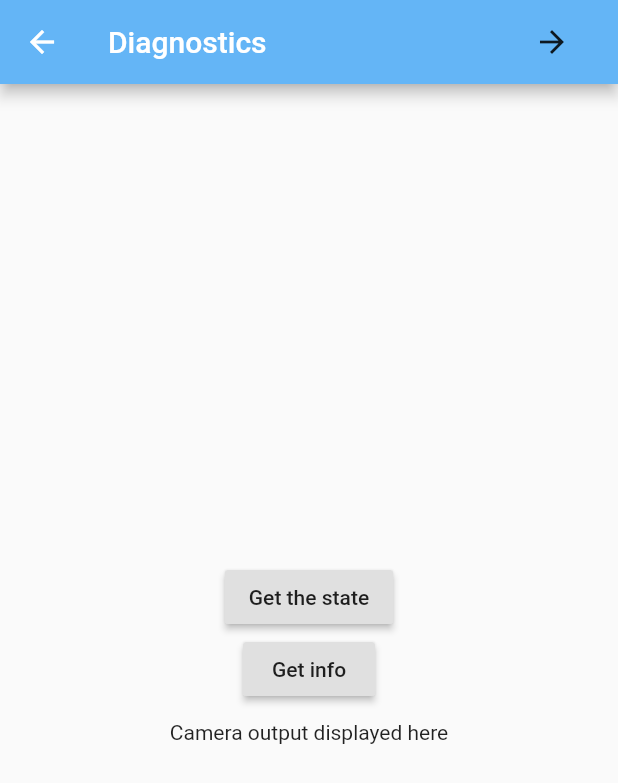
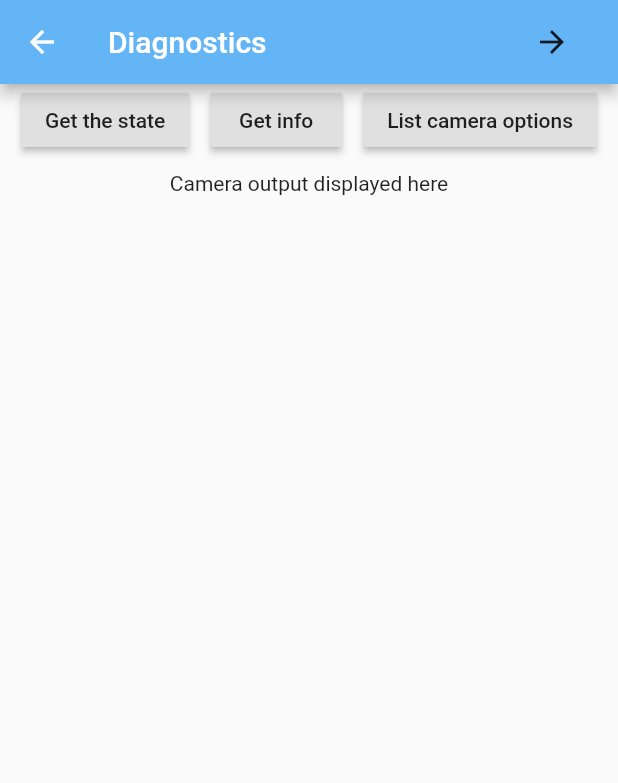
Before and after one commit to KaiyoteSoft/theta-basic-app, a Flutter app: the screen it shows after launch, after a tap on the "arrow forward" icon, on a phone screen of 412 x 824 dp. Shown: the top 783 px of the screen. Run offline on Flutter 3.47's test engine with Material 2 defaults, Android fonts, the phone set to English and light mode, and no system bars; network calls fail.

Commit message:
Can now take video!

```diff
--- a/lib/main.dart
+++ b/lib/main.dart
@@ -14,6 +14,15 @@ Widget generateAppBar(String titleText, BuildContext context, String screenName)
       child: Icon(Icons.arrow_forward),
     ),
     ],
+  );
+}
+
+Widget generateActionButton(Function functionName, String buttonText) {
+  return RaisedButton(
+    onPressed: () {
+      functionName();
+    },
+    child: Text(buttonText),
   );
 }
 
--- a/lib/screens/screen_2.dart
+++ b/lib/screens/screen_2.dart
@@ -3,8 +3,7 @@ import 'package:http/http.dart' as http;
 import 'package:theta_v_basic_app/pretty_print.dart';
 import 'package:theta_v_basic_app/state.dart';
 import 'package:theta_v_basic_app/info.dart';
-import 'dart:io';
-import 'package:theta_v_basic_app/state.dart';
+import 'package:theta_v_basic_app/getOptions.dart';
 import 'package:theta_v_basic_app/main.dart';
 
 class ScreenTwo extends StatefulWidget {
@@ -31,6 +30,9 @@ class _ScreenTwoState extends State<ScreenTwo> {
         child: Column(
           mainAxisAlignment: MainAxisAlignment.center,
           children: [
+            Row(
+              mainAxisAlignment: MainAxisAlignment.spaceEvenly,
+              children: [
                 RaisedButton(
                   onPressed: () {
                     changeMessage(state);
@@ -43,9 +45,19 @@ class _ScreenTwoState extends State<ScreenTwo> {
                   },
                   child: Text('Get info'),
                 ),
-            Padding(
+                RaisedButton(
+                  onPressed: () {
+                    changeMessage(getOptions);
+                  },
+                  child: Text('List camera options'),
+                ),
+              ],
+            ),
+            Expanded(
+              child: Padding(
                 padding: const EdgeInsets.symmetric(vertical: 10, horizontal: 15),
                 child: Text(outputText),
+              ),
             ),
           ],
         ),
--- a/lib/screens/screen_home.dart
+++ b/lib/screens/screen_home.dart
@@ -7,7 +7,9 @@ import 'package:theta_v_basic_app/checkConnection.dart';
 import 'package:theta_v_basic_app/takePicture.dart';
 import 'package:theta_v_basic_app/displayImage.dart';
 import 'package:theta_v_basic_app/main.dart';
-
+import 'package:theta_v_basic_app/startCapture.dart';
+import 'package:theta_v_basic_app/stopCapture.dart';
+import 'package:theta_v_basic_app/toggleMode.dart';
 
 
 class MyHomePage extends StatefulWidget {
@@ -71,19 +73,21 @@ class _MyHomePageState extends State<MyHomePage> {
                   fontFamily: 'Source Sans Pro'
               ),
             ),
-            RaisedButton(
-              onPressed:() {
-                takePicture();
-              },
-              child: Text("Take a picture!"),
+            Row(
+              mainAxisAlignment: MainAxisAlignment.spaceEvenly,
+              children: [
+                generateActionButton(takePicture, 'Take Picture'),
+                generateActionButton(toggleMode, 'Toggle Shooting Modes'),
+              ],
             ),
-            RaisedButton(
-                onPressed: () {
-                  getImage();
-//              displayFile();
-                },
-                child: Text("Display last image")
+            Row(
+              mainAxisAlignment: MainAxisAlignment.spaceEvenly,
+              children: [
+                generateActionButton(startCapture, 'Start Video'),
+                generateActionButton(stopCapture, 'STOP Video'),
+              ],
             ),
+            generateActionButton(getImage, 'Display last image'),
           ],
         ),
       ),
```
Also changed, not shown: lib/getOptions.dart (added, +53 -0 lines), lib/startCapture.dart (added, +24 -0 lines), lib/status.dart (added, +19 -0 lines), lib/stopCapture.dart (added, +24 -0 lines), lib/toggleMode.dart (added, +56 -0 lines). Lines whose indentation alone changed are shown as unchanged.
